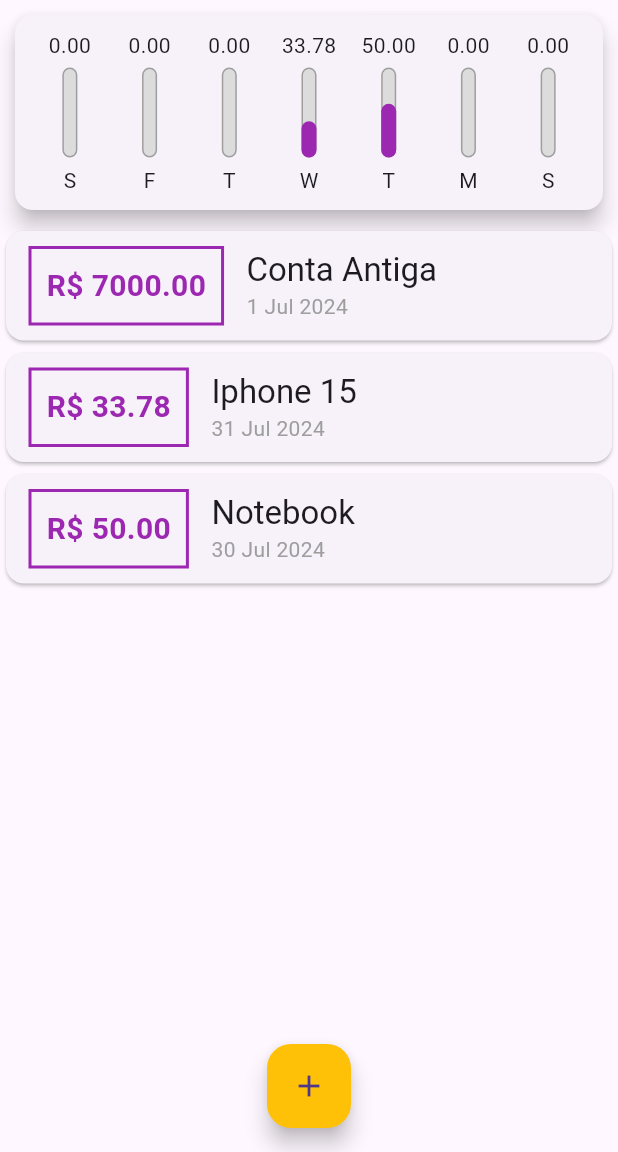
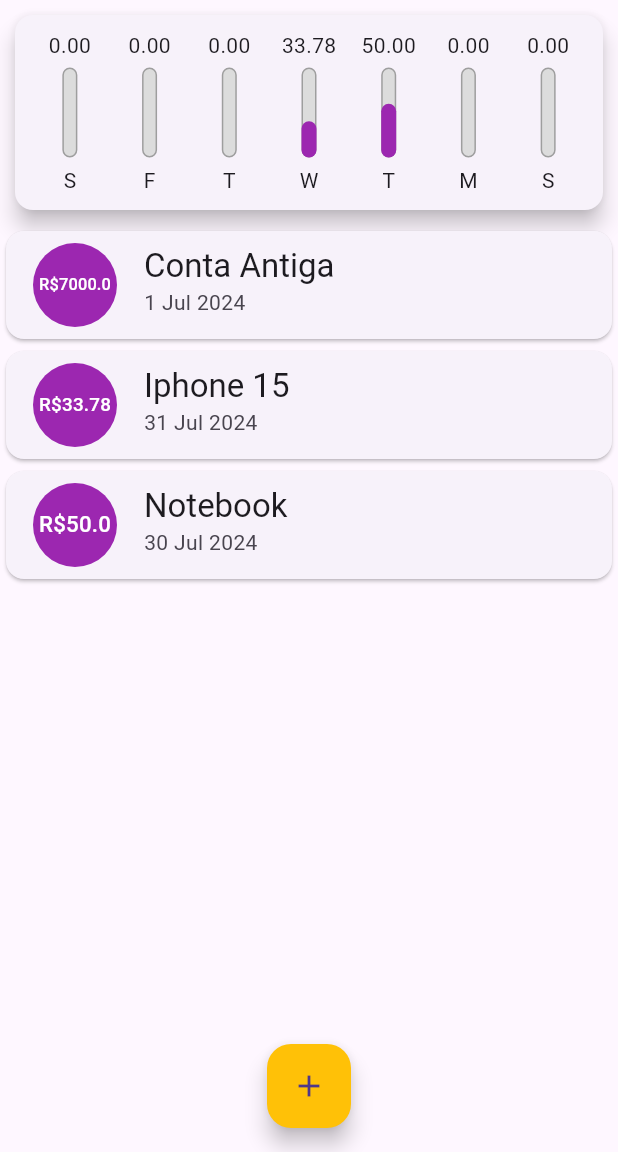
Before and after one commit to luisgs7/expenses-flutter-app, a Flutter app: the screen it shows after launch, on a phone screen of 412 x 824 dp, the part 84-1236 px from its top. Run offline on Flutter 3.47's test engine with Material 3 defaults, Android fonts, the phone set to English and light mode, and no system bars; missing offline and left inert: dart:ffi.

Commit message:
use listTile

```diff
--- a/lib/components/transaction_list.dart
+++ b/lib/components/transaction_list.dart
@@ -35,53 +35,30 @@ class TransactionList extends StatelessWidget {
               itemBuilder: (context, index) {
                 final tr = transactions?[index];
                 return Card(
-                  child: Row(
-                    children: [
-                      Container(
-                        margin: EdgeInsets.symmetric(
-                          horizontal: 15,
-                          vertical: 10,
-                        ),
-                        decoration: BoxDecoration(
-                          border: Border.all(
-                            color: Theme.of(context).colorScheme.primary,
-                            width: 2,
-                          ),
-                        ),
-                        padding: EdgeInsets.all(10),
+                    child: ListTile(
+                  leading: CircleAvatar(
+                    radius: 30,
+                    backgroundColor: Colors.purple,
+                    child: Padding(
+                      padding: const EdgeInsets.all(6),
+                      child: FittedBox(
                         child: Text(
-                          'R\$ ${tr?.value.toStringAsFixed(2)}',
-                          style: TextStyle(
-                            fontWeight: FontWeight.bold,
-                            fontSize: 20,
-                            color: Theme.of(context).colorScheme.primary,
+                          'R\$${tr?.value}',
+                          style: const TextStyle(
+                            color: Colors.white,
                           ),
                         ),
                       ),
-                      Column(
-                        crossAxisAlignment: CrossAxisAlignment.start,
-                        children: [
-                          Text(
-                            tr!.title,
-                            style: Theme.of(context)
-                                .textTheme
-                                .titleLarge, // Utilizando o tema no text Style
-                            // style: TextStyle(
-                            //   fontSize: 16,
-                            //   fontWeight: FontWeight.bold,
-                            // ),
-                          ),
-                          Text(
-                            DateFormat('d MMM y').format(tr!.date),
-                            style: TextStyle(
-                              color: Colors.grey,
-                            ),
-                          ),
-                        ],
-                      )
-                    ],
+                    ),
                   ),
-                );
+                  title: Text(
+                    tr!.title,
+                    style: Theme.of(context).textTheme.titleLarge,
+                  ),
+                  subtitle: Text(
+                    DateFormat('d MMM y').format(tr.date),
+                  ),
+                ));
               },
             ),
     );
```
